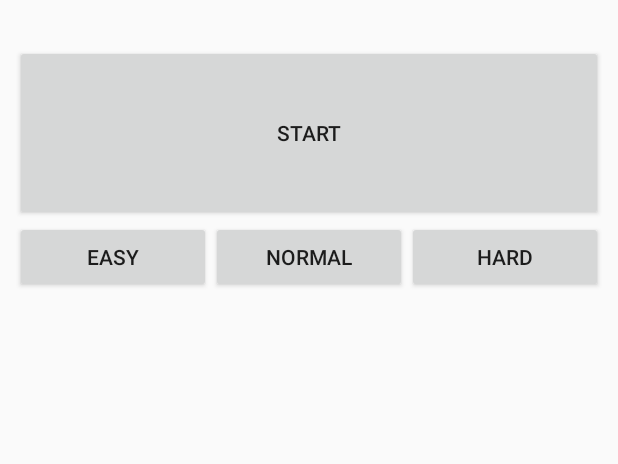
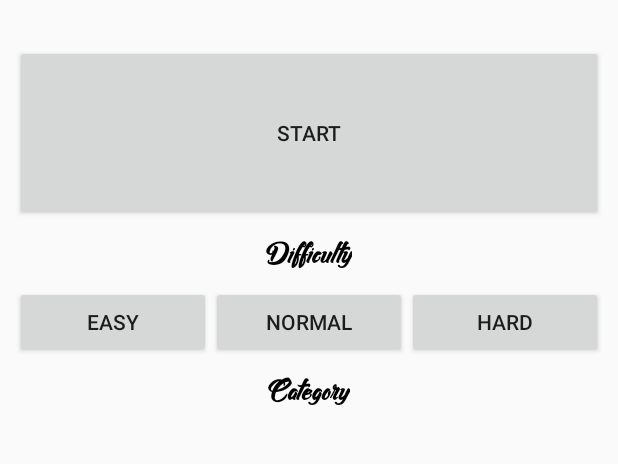
Before and after one commit to seph314/trivially, an Android app: the AuthenticatedProfileActivity screen opened directly, with no data from a screen before it, after a tap on "Game", on a phone screen of 412 x 824 dp, the part 150-614 px from its top. Run offline under Robolectric (Android 15) with nearby library versions, the phone set to English and light mode, and no system bars; our stand-ins replace Firebase (no records; nobody signed in at launch, a user with empty details on screens opened directly); 1 statement that could not run was skipped.

Commit message:
clear what choices are made before game. Correct and incorrect answer highlighted. USer can choose alias

```diff
--- a/A4/Trivially/app/src/main/java/se/kth/id2216/trivially/AuthenticatedProfileActivity.java
+++ b/A4/Trivially/app/src/main/java/se/kth/id2216/trivially/AuthenticatedProfileActivity.java
@@ -10,6 +10,7 @@ import android.support.annotation.Nullable;
 import android.view.View;
 import android.widget.Button;
 import android.widget.CompoundButton;
+import android.widget.EditText;
 import android.widget.Switch;
 import android.widget.TextView;
 
@@ -32,6 +33,7 @@ public class AuthenticatedProfileActivity extends Activity implements View.OnCli
     private FirebaseUser currentUser;
     private boolean visibleInHighScore = false;
     Switch toggle;
+    String alias;
 
     @Override
     protected void onStart() {
@@ -39,7 +41,7 @@ public class AuthenticatedProfileActivity extends Activity implements View.OnCli
         mAuth.addAuthStateListener(mAuthListener);
         currentUser = mAuth.getCurrentUser();
         if (currentUser != null)
-            mPlayersRef.addListenerForSingleValueEvent(new ValueEventListener() {
+            mPlayersRef.addValueEventListener(new ValueEventListener() {
                 @Override
                 public void onDataChange(DataSnapshot dataSnapshot) {
                     visibleInHighScore = dataSnapshot.child(currentUser.getUid()).child("visible").getValue(Boolean.class);
@@ -47,6 +49,10 @@ public class AuthenticatedProfileActivity extends Activity implements View.OnCli
                         toggle.setChecked(true);
                     else
                         toggle.setChecked(false);
+                    alias = dataSnapshot.child(currentUser.getUid()).child("alias").getValue(String.class);
+                    TextView aliasText = findViewById(R.id.currentAlias);
+                    aliasText.setText(String.valueOf("Current alias: "+ alias));
+
 
                 }
                 @Override
@@ -100,18 +106,6 @@ public class AuthenticatedProfileActivity extends Activity implements View.OnCli
             }
         });
 
-        /*final Button loginButton = findViewById(R.id.logOutBtn);
-        loginButton.setOnClickListener(new View.OnClickListener()
-        {
-            public void onClick(View v)
-            {
-                SharedPreferences.Editor editor = sharedPrefs.edit();
-                editor.putString("token", "");
-                editor.putBoolean("authenticated", false);
-                editor.commit();
-                redirectToUnAuthenticatedProfile();
-            }
-        });*/
 
         toggle = findViewById(R.id.highScoreSwitch);
         toggle.setOnCheckedChangeListener(new CompoundButton.OnCheckedChangeListener() {
@@ -123,6 +117,17 @@ public class AuthenticatedProfileActivity extends Activity implements View.OnCli
                 }
             }
         });
+
+        Button submitAlias = findViewById(R.id.submitAlias);
+        submitAlias.setOnClickListener(new View.OnClickListener() {
+            @Override
+            public void onClick(View view) {
+                EditText pickAlias = findViewById(R.id.pickAlias);
+                String alias = pickAlias.getText().toString();
+                mPlayersRef.child(currentUser.getUid()).child("alias").setValue(alias);
+            }
+        });
+
 
     }
 
--- a/A4/Trivially/app/src/main/java/se/kth/id2216/trivially/GameActivity.java
+++ b/A4/Trivially/app/src/main/java/se/kth/id2216/trivially/GameActivity.java
@@ -3,6 +3,8 @@ package se.kth.id2216.trivially;
 
 import android.content.Intent;
 import android.content.SharedPreferences;
+import android.graphics.Color;
+import android.graphics.drawable.Drawable;
 import android.os.AsyncTask;
 import android.os.Bundle;
 import android.preference.PreferenceManager;
@@ -70,7 +72,7 @@ public class GameActivity extends AppCompatActivity {
             public void onDataChange(@NonNull DataSnapshot dataSnapshot) {
                 if (currentUser != null && !dataSnapshot.hasChild(currentUser.getUid())) {
                     mPlayersRef.push().setValue(currentUser.getUid());
-                    mPlayersRef.child(currentUser.getUid()).child("alias").setValue("oolong_ocean");
+                    mPlayersRef.child(currentUser.getUid()).child("alias").setValue("anonymous_user");
                     mPlayersRef.child(currentUser.getUid()).child("score").setValue(0L);
                     mPlayersRef.child(currentUser.getUid()).child("gamesPlayed").setValue(0L);
                 }
@@ -119,15 +121,19 @@ public class GameActivity extends AppCompatActivity {
             }
         });
 
-        TextView easyBtn = findViewById(R.id.easyBtn);
-        TextView normalBtn = findViewById(R.id.normalBtn);
-        TextView hardBtn = findViewById(R.id.hardBtn);
+        final Drawable defaultColor = findViewById(R.id.easyBtn).getBackground();
+        final TextView easyBtn = findViewById(R.id.easyBtn);
+        final TextView normalBtn = findViewById(R.id.normalBtn);
+        final TextView hardBtn = findViewById(R.id.hardBtn);
         easyBtn.setOnClickListener(new View.OnClickListener() {
             @Override
             public void onClick(View view) {
                 SharedPreferences.Editor editor = sharedPrefs.edit();
                 editor.putString("difficulty", "easy");
                 editor.commit();
+                easyBtn.setBackgroundResource(R.drawable.back_chosen);
+                normalBtn.setBackground(defaultColor);
+                hardBtn.setBackground(defaultColor);
             }
         });
         normalBtn.setOnClickListener(new View.OnClickListener() {
@@ -136,6 +142,9 @@ public class GameActivity extends AppCompatActivity {
                 SharedPreferences.Editor editor = sharedPrefs.edit();
                 editor.putString("difficulty", "medium");
                 editor.commit();
+                easyBtn.setBackground(defaultColor);
+                normalBtn.setBackgroundResource(R.drawable.back_chosen);
+                hardBtn.setBackground(defaultColor);
             }
         });
         hardBtn.setOnClickListener(new View.OnClickListener() {
@@ -144,6 +153,9 @@ public class GameActivity extends AppCompatActivity {
                 SharedPreferences.Editor editor = sharedPrefs.edit();
                 editor.putString("difficulty", "hard");
                 editor.commit();
+                easyBtn.setBackground(defaultColor);
+                normalBtn.setBackground(defaultColor);
+                hardBtn.setBackgroundResource(R.drawable.back_chosen);
             }
         });
 
@@ -156,6 +168,7 @@ public class GameActivity extends AppCompatActivity {
             @Override
             public void onItemClick(AdapterView<?> parent, View view, int position,
                                     long id) {
+                view.setSelected(true);
                 SharedPreferences.Editor editor = sharedPrefs.edit();
                 editor.putInt("category", categoriesHM.get(categoriesList.get(position)));
                 editor.commit();
--- /dev/null
+++ b/A4/Trivially/app/src/main/res/drawable/back_chosen.xml
@@ -0,0 +1,8 @@
+<?xml version="1.0" encoding="utf-8"?>
+
+    <shape xmlns:android="http://schemas.android.com/apk/res/android" android:shape="rectangle" >
+        <solid android:color="#DAF7A6" />
+    <stroke android:width="1dip" android:color="@android:color/black"/>
+    <corners
+        android:radius="5dp" />
+    </shape>
--- a/A4/Trivially/app/src/main/res/layout/activity_game.xml
+++ b/A4/Trivially/app/src/main/res/layout/activity_game.xml
@@ -13,6 +13,18 @@
             android:layout_height="117dp"
             android:text="@string/start"
             android:layout_marginHorizontal="10dp"/>
+    <TextView
+        android:id="@+id/difficultyHeader"
+        android:layout_gravity="center"
+        android:layout_width="wrap_content"
+        android:layout_height="wrap_content"
+        android:layout_marginVertical="10dp"
+        android:textSize="20sp"
+        android:textStyle="bold"
+        android:fontFamily="@font/rashfeng"
+        android:textColor="@android:color/black"
+        android:text="@string/difficulty"
+        />
 
             <LinearLayout
                 android:id="@+id/linearLayout2"
@@ -42,10 +54,24 @@
                     android:layout_weight="1"
                     android:text="@string/hard" />
             </LinearLayout>
+    <TextView
+        android:id="@+id/categoryHeader"
+        android:layout_gravity="center"
+        android:layout_width="wrap_content"
+        android:layout_height="wrap_content"
+        android:layout_marginVertical="10dp"
+        android:textSize="20sp"
+        android:textStyle="bold"
+        android:fontFamily="@font/rashfeng"
+        android:textColor="@android:color/black"
+        android:text="@string/category"
+        />
     <ListView
         android:id="@+id/categoriesList"
         android:layout_width="match_parent"
         android:layout_height="wrap_content"
-        android:layout_marginHorizontal="10dp">
+        android:layout_marginHorizontal="10dp"
+        android:choiceMode="singleChoice"
+        android:listSelector="@drawable/back_chosen">
     </ListView>
 </LinearLayout>
--- a/A4/Trivially/app/src/main/res/values/strings.xml
+++ b/A4/Trivially/app/src/main/res/values/strings.xml
@@ -3,7 +3,7 @@
     <string name="game">Game</string>
     <string name="high_score">High Score</string>
     <string name="profile">Profile</string>
-    <string name="show_score">Show my score in high score</string>
+    <string name="show_score">Visible in high score</string>
     <string name="log_out">Log Out</string>
     <string name="start">Start</string>
     <string name="easy">Easy</string>
@@ -18,4 +18,8 @@
     <string name="quit">QUIT</string>
     <string name="log_in_with_facebook">Log in with Facebook</string>
     <string name="client_id">157522692483-rmsf4idenl8gt5ve2pspqa6ohbvjbivm.apps.googleusercontent.com</string>
+    <string name="submit_alias">submit</string>
+    <string name="pick_alias">Pick alias</string>
+    <string name="difficulty">Difficulty</string>
+    <string name="category">Category</string>
 </resources>
```
Also changed, not shown: A4/Trivially/app/src/main/java/se/kth/id2216/trivially/InGameActivity.java (+42 -20 lines), A4/Trivially/app/src/main/res/drawable/back_correct.xml (added, +8 -0 lines), A4/Trivially/app/src/main/res/drawable/back_incorrect.xml (added, +8 -0 lines), A4/Trivially/app/src/main/res/layout/activity_authenticated_profile.xml (+37 -2 lines), A4/Trivially/app/src/main/res/layout/activity_in_game.xml (+18 -0 lines).
